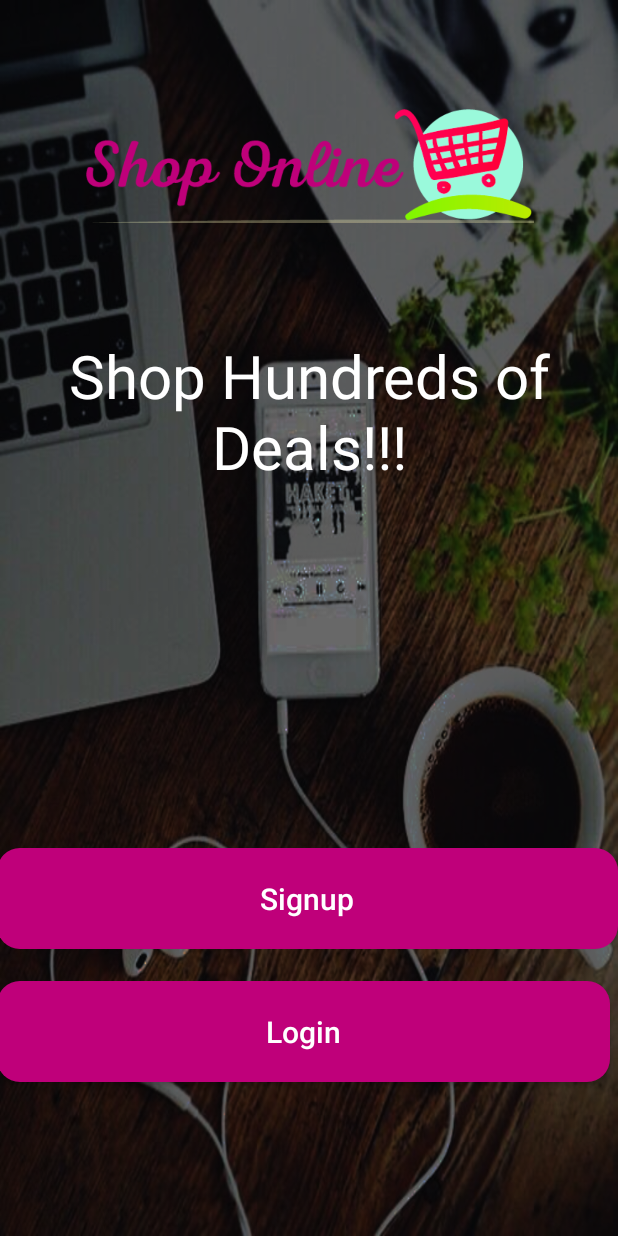
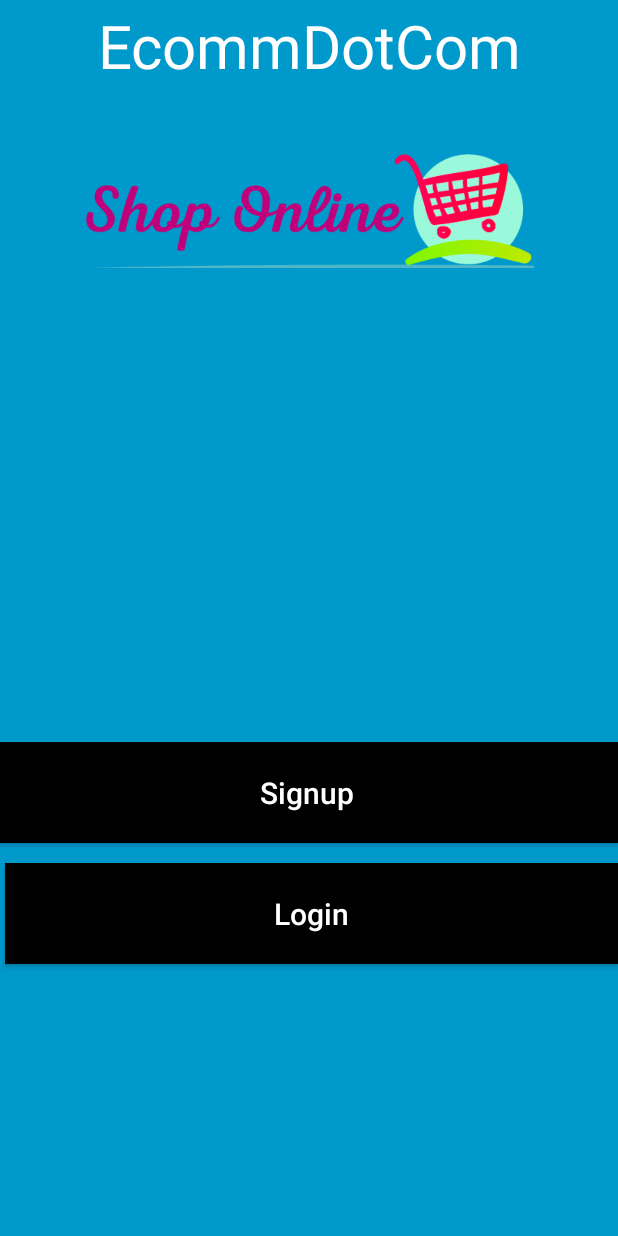
Before and after one commit to WadaMelown/EcommDotCom, an Android app: the screen it shows after launch (MainActivity), on a phone screen of 412 x 824 dp. Run offline under Robolectric (Android 15) with nearby library versions, the phone set to English and light mode, and no system bars; our stand-ins replace Firebase (no records; nobody signed in at launch, a user with empty details on screens opened directly); libraries missing offline, so code that uses them is left out: io.paperdb; 3 statements that could not run were skipped.

```diff
--- a/app/src/main/AndroidManifest.xml
+++ b/app/src/main/AndroidManifest.xml
@@ -9,8 +9,8 @@
         android:roundIcon="@mipmap/ic_launcher_round"
         android:supportsRtl="true"
         android:theme="@style/AppTheme">
-        <activity android:name=".AdminCategory"></activity>
-        <activity android:name=".Category" />
+        <activity android:name=".ActiveAdminCategory"></activity>
+        <activity android:name=".AdminCategory" />
         <activity android:name=".HomeActivity" />
         <activity android:name=".RegisterActivity" />
         <activity android:name=".LoginActivity" />
--- a/app/src/main/java/com/example/EcommerceShop/MainActivity.java
+++ b/app/src/main/java/com/example/EcommerceShop/MainActivity.java
@@ -31,8 +31,8 @@ public class MainActivity extends AppCompatActivity
         super.onCreate(savedInstanceState);
         setContentView(R.layout.activity_main);
 
-        loginButton = (Button) findViewById(R.id.main_login);
-        signupButton = (Button) findViewById(R.id.main_login);
+        loginButton = (Button) findViewById(R.id.login_button);
+        signupButton = (Button) findViewById(R.id.signup_button);
         loadingBar = new ProgressDialog(this);
 
         Paper.init(this);
@@ -47,7 +47,7 @@ public class MainActivity extends AppCompatActivity
             }
         });
 
-        loginButton.setOnClickListener(new View.OnClickListener() {
+        signupButton.setOnClickListener(new View.OnClickListener() {
             @Override
             public void onClick(View view)
             {
--- a/app/src/main/res/layout/activity_main.xml
+++ b/app/src/main/res/layout/activity_main.xml
@@ -1,20 +1,19 @@
 <?xml version="1.0" encoding="utf-8"?>
-<RelativeLayout
-    xmlns:android="http://schemas.android.com/apk/res/android"
+<RelativeLayout xmlns:android="http://schemas.android.com/apk/res/android"
     xmlns:tools="http://schemas.android.com/tools"
-    android:layout_width="match_parent"
+    android:layout_width="wrap_content"
     android:layout_height="match_parent"
-    android:background="@drawable/welcome"
+    android:background="@android:color/holo_blue_dark"
     tools:context=".MainActivity">
+
 
     <ImageView
         android:id="@+id/app_logo"
         android:layout_width="300dp"
         android:layout_height="100dp"
         android:layout_centerHorizontal="true"
-        android:layout_marginTop="60dp"
-        android:src="@drawable/applogo"
-        />
+        android:layout_marginTop="90dp"
+        android:src="@drawable/applogo" />
 
     <TextView
         android:id="@+id/app_slogan"
@@ -23,49 +22,52 @@
         android:layout_alignParentStart="true"
         android:layout_alignParentTop="true"
         android:layout_alignParentEnd="true"
-        android:layout_marginStart="35dp"
-        android:layout_marginTop="223dp"
-        android:layout_marginEnd="35dp"
-        android:text="Shop Hundreds of Deals!!!"
+        android:layout_centerHorizontal="true"
+        android:layout_marginStart="37dp"
+        android:layout_marginTop="3dp"
+        android:layout_marginEnd="33dp"
+        android:text="EcommDotCom"
         android:textAlignment="center"
+
         android:textColor="@android:color/white"
-
         android:textSize="40sp"
         android:textStyle="normal" />
-
-
-    <Button
-        android:id="@+id/main_login"
-        android:layout_width="match_parent"
-        android:layout_height="wrap_content"
-        android:layout_alignParentStart="true"
-        android:layout_alignParentBottom="true"
-        android:layout_marginStart="-2dp"
-        android:layout_marginLeft="10dp"
-        android:layout_marginRight="10dp"
-        android:layout_marginBottom="191dp"
-        android:background="@drawable/input_design"
-        android:padding="20dp"
-        android:text="Signup"
-        android:textAllCaps="false"
-        android:textColor="@android:color/white"
-        android:textSize="20sp"
-
-        tools:ignore="HardcodedText" />
 
     <Button
         android:id="@+id/signup_button"
         android:layout_width="match_parent"
         android:layout_height="wrap_content"
-        android:layout_above="@+id/main_login"
         android:layout_alignParentStart="true"
         android:layout_alignParentEnd="true"
+        android:layout_alignParentBottom="true"
+        android:layout_centerVertical="true"
         android:layout_marginStart="-2dp"
         android:layout_marginLeft="10dp"
-        android:layout_marginEnd="5dp"
+        android:layout_marginEnd="0dp"
         android:layout_marginRight="10dp"
-        android:layout_marginBottom="-156dp"
-        android:background="@drawable/input_design"
+        android:layout_marginBottom="262dp"
+        android:background="@android:color/black"
+        android:padding="20dp"
+        android:text="Signup"
+
+        android:textAllCaps="false"
+        android:textColor="@android:color/white"
+        android:textSize="20sp"
+        tools:ignore="HardcodedText" />
+
+    <Button
+        android:id="@+id/login_button"
+        android:layout_width="match_parent"
+        android:layout_height="wrap_content"
+        android:layout_above="@+id/signup_button"
+        android:layout_alignParentStart="true"
+        android:layout_alignParentEnd="true"
+        android:layout_marginStart="0dp"
+        android:layout_marginLeft="10dp"
+        android:layout_marginEnd="3dp"
+        android:layout_marginRight="10dp"
+        android:layout_marginBottom="-148dp"
+        android:background="@android:color/black"
         android:padding="20dp"
         android:text="Login"
         android:textAllCaps="false"
```
Also changed, not shown: app/src/main/java/com/example/EcommerceShop/ActiveAdminCategory.java (added, +21 -0 lines), app/src/main/java/com/example/EcommerceShop/AdminCategory.java (+131 -2 lines), app/src/main/java/com/example/EcommerceShop/Category.java (deleted, +0 -29 lines), app/src/main/res/layout/activity_active_admin_category.xml (added, +9 -0 lines), app/src/main/res/drawable/shopping-online.jpg (deleted).
